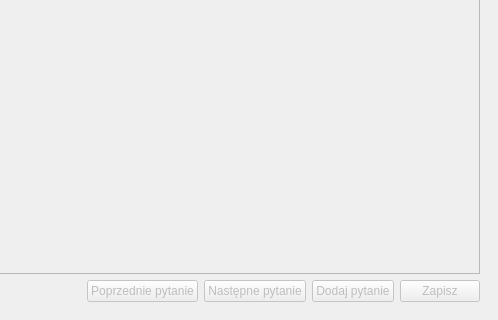
Before: the Qt Designer form quiz_creator_gui.ui in M4tth3wG/Quizer, drawn with Qt 5; both pictures show x 302 to 800 and y 280 to 600 of the 800 by 600 pixel window.
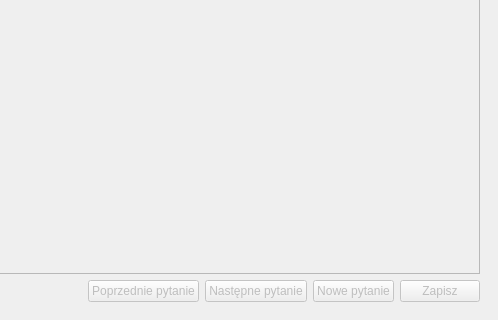
After: the same form once the commit is applied.

What changed in the file:
```diff
--- a/quiz_creator_gui.ui
+++ b/quiz_creator_gui.ui
@@ -271,7 +271,7 @@
              <bool>false</bool>
             </property>
             <property name="text">
-             <string>Dodaj pytanie</string>
+             <string>Nowe pytanie</string>
             </property>
            </widget>
           </item>
```
